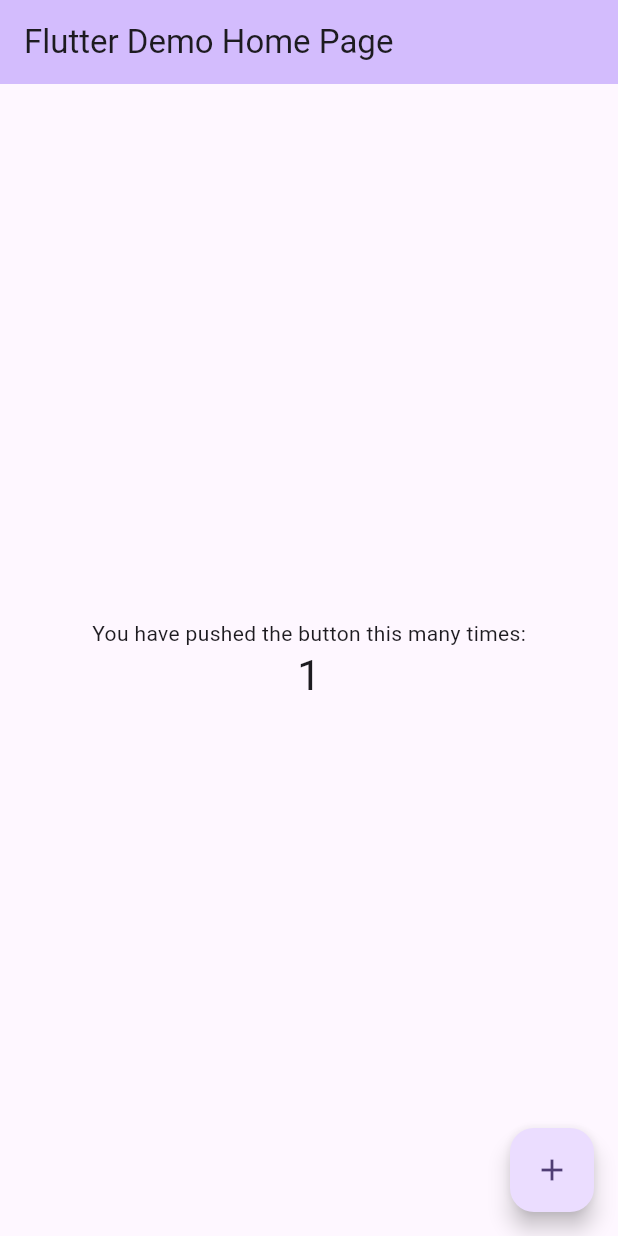
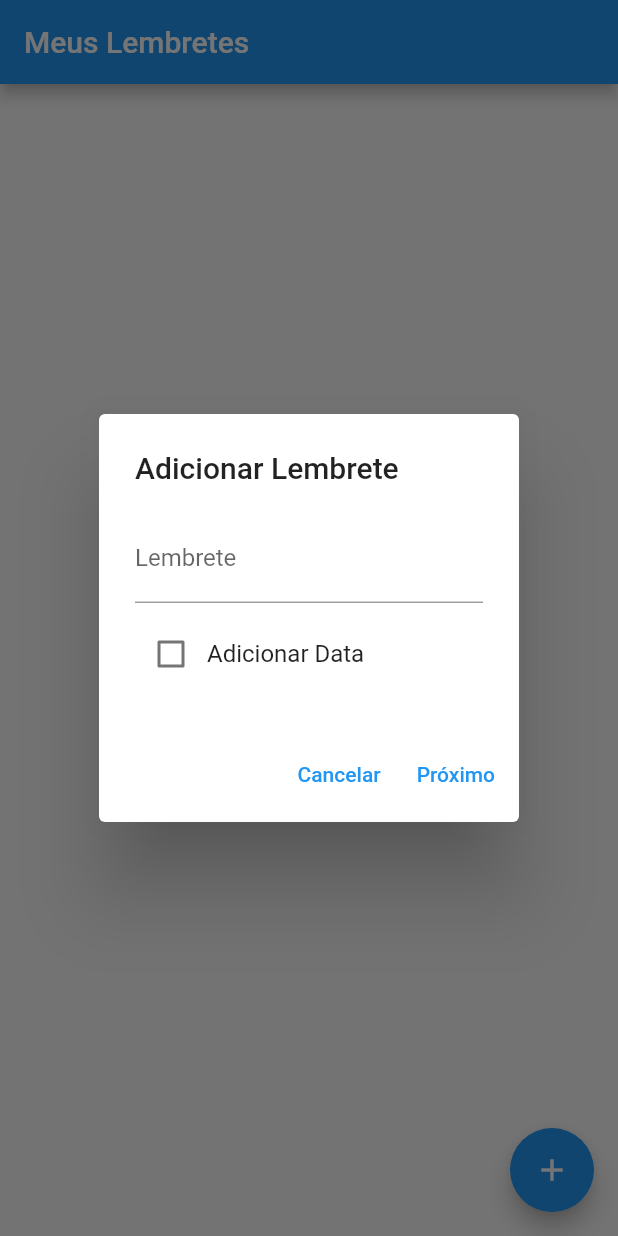
Before and after one commit to Quost/poc-smartwatch-flutter, a Flutter app: the screen it shows after launch, after a tap on the "add" icon, on a phone screen of 412 x 824 dp. Run offline on Flutter 3.47's test engine with Material 2 defaults, Android fonts, the light colour scheme and no system bars; our stand-ins replace flutter_local_notifications, timezone.

Commit message:
🏗️ Starting reminders flutter app with local push notifications.

```diff
--- a/lib/main.dart
+++ b/lib/main.dart
@@ -1,125 +1,46 @@
 import 'package:flutter/material.dart';
+import 'package:provider/provider.dart';
+import 'package:smartwatch_poc/models/reminders_provider.dart';
+import 'package:smartwatch_poc/screens/reminders_screen.dart';
+import 'package:flutter_local_notifications/flutter_local_notifications.dart';
 
-void main() {
-  runApp(const MyApp());
+final FlutterLocalNotificationsPlugin flutterLocalNotificationsPlugin =
+    FlutterLocalNotificationsPlugin();
+void main() async {
+  runApp(
+    ChangeNotifierProvider(
+      create: (context) => RemindersProvider(),
+      child: const RemindersApp(),
+    ),
+  );
+
+  await initializeNotifications();
 }
 
-class MyApp extends StatelessWidget {
-  const MyApp({super.key});
+Future<void> initializeNotifications() async {
+  const AndroidInitializationSettings initializationSettingsAndroid =
+      AndroidInitializationSettings(
+          'app_icon'); // Substitua 'app_icon' pelo nome do seu ícone
+  const InitializationSettings initializationSettings = InitializationSettings(
+    android: initializationSettingsAndroid,
+  );
+  await flutterLocalNotificationsPlugin.initialize(
+    initializationSettings,
+  );
+}
 
-  // This widget is the root of your application.
+class RemindersApp extends StatelessWidget {
+  const RemindersApp({super.key});
+
   @override
   Widget build(BuildContext context) {
     return MaterialApp(
-      title: 'Flutter Demo',
+      title: 'Lembretes App',
       theme: ThemeData(
-        // This is the theme of your application.
-        //
-        // TRY THIS: Try running your application with "flutter run". You'll see
-        // the application has a blue toolbar. Then, without quitting the app,
-        // try changing the seedColor in the colorScheme below to Colors.green
-        // and then invoke "hot reload" (save your changes or press the "hot
-        // reload" button in a Flutter-supported IDE, or press "r" if you used
-        // the command line to start the app).
-        //
-        // Notice that the counter didn't reset back to zero; the application
-        // state is not lost during the reload. To reset the state, use hot
-        // restart instead.
-        //
-        // This works for code too, not just values: Most code changes can be
-        // tested with just a hot reload.
-        colorScheme: ColorScheme.fromSeed(seedColor: Colors.deepPurple),
-        useMaterial3: true,
+        primarySwatch: Colors.blue,
       ),
-      home: const MyHomePage(title: 'Flutter Demo Home Page'),
+      home: RemindersScreen(
+          flutterLocalNotificationsPlugin: flutterLocalNotificationsPlugin),
     );
   }
 }
-
-class MyHomePage extends StatefulWidget {
-  const MyHomePage({super.key, required this.title});
-
-  // This widget is the home page of your application. It is stateful, meaning
-  // that it has a State object (defined below) that contains fields that affect
-  // how it looks.
-
-  // This class is the configuration for the state. It holds the values (in this
-  // case the title) provided by the parent (in this case the App widget) and
-  // used by the build method of the State. Fields in a Widget subclass are
-  // always marked "final".
-
-  final String title;
-
-  @override
-  State<MyHomePage> createState() => _MyHomePageState();
-}
-
-class _MyHomePageState extends State<MyHomePage> {
-  int _counter = 0;
-
-  void _incrementCounter() {
-    setState(() {
-      // This call to setState tells the Flutter framework that something has
-      // changed in this State, which causes it to rerun the build method below
-      // so that the display can reflect the updated values. If we changed
-      // _counter without calling setState(), then the build method would not be
-      // called again, and so nothing would appear to happen.
-      _counter++;
-    });
-  }
-
-  @override
-  Widget build(BuildContext context) {
-    // This method is rerun every time setState is called, for instance as done
-    // by the _incrementCounter method above.
-    //
-    // The Flutter framework has been optimized to make rerunning build methods
-    // fast, so that you can just rebuild anything that needs updating rather
-    // than having to individually change instances of widgets.
-    return Scaffold(
-      appBar: AppBar(
-        // TRY THIS: Try changing the color here to a specific color (to
-        // Colors.amber, perhaps?) and trigger a hot reload to see the AppBar
-        // change color while the other colors stay the same.
-        backgroundColor: Theme.of(context).colorScheme.inversePrimary,
-        // Here we take the value from the MyHomePage object that was created by
-        // the App.build method, and use it to set our appbar title.
-        title: Text(widget.title),
-      ),
-      body: Center(
-        // Center is a layout widget. It takes a single child and positions it
-        // in the middle of the parent.
-        child: Column(
-          // Column is also a layout widget. It takes a list of children and
-          // arranges them vertically. By default, it sizes itself to fit its
-          // children horizontally, and tries to be as tall as its parent.
-          //
-          // Column has various properties to control how it sizes itself and
-          // how it positions its children. Here we use mainAxisAlignment to
-          // center the children vertically; the main axis here is the vertical
-          // axis because Columns are vertical (the cross axis would be
-          // horizontal).
-          //
-          // TRY THIS: Invoke "debug painting" (choose the "Toggle Debug Paint"
-          // action in the IDE, or press "p" in the console), to see the
-          // wireframe for each widget.
-          mainAxisAlignment: MainAxisAlignment.center,
-          children: <Widget>[
-            const Text(
-              'You have pushed the button this many times:',
-            ),
-            Text(
-              '$_counter',
-              style: Theme.of(context).textTheme.headlineMedium,
-            ),
-          ],
-        ),
-      ),
-      floatingActionButton: FloatingActionButton(
-        onPressed: _incrementCounter,
-        tooltip: 'Increment',
-        child: const Icon(Icons.add),
-      ), // This trailing comma makes auto-formatting nicer for build methods.
-    );
-  }
-}
--- /dev/null
+++ b/lib/models/reminder.dart
@@ -0,0 +1,6 @@
+class Reminder {
+  final String text;
+  final DateTime? date;
+
+  Reminder(this.text, [this.date]);
+}
--- /dev/null
+++ b/lib/models/reminders_provider.dart
@@ -0,0 +1,13 @@
+import 'package:flutter/material.dart';
+import 'reminder.dart';
+
+class RemindersProvider extends ChangeNotifier {
+  final List<Reminder> _reminders = [];
+
+  List<Reminder> get reminders => _reminders;
+
+  void addReminder(Reminder reminder) {
+    _reminders.add(reminder);
+    notifyListeners();
+  }
+}
--- /dev/null
+++ b/lib/screens/reminders_screen.dart
@@ -0,0 +1,178 @@
+import 'package:flutter/material.dart';
+import 'package:flutter_local_notifications/flutter_local_notifications.dart';
+import 'package:intl/intl.dart';
+import 'package:smartwatch_poc/models/reminder.dart';
+import 'package:smartwatch_poc/models/reminders_provider.dart';
+import 'package:provider/provider.dart';
+import 'package:timezone/data/latest.dart' as tzdata;
+import 'package:timezone/timezone.dart' as tz;
+
+class RemindersScreen extends StatefulWidget {
+  final FlutterLocalNotificationsPlugin flutterLocalNotificationsPlugin;
+
+  const RemindersScreen({
+    Key? key,
+    required this.flutterLocalNotificationsPlugin,
+  }) : super(key: key);
+
+  @override
+  _RemindersScreenState createState() => _RemindersScreenState();
+}
+
+class _RemindersScreenState extends State<RemindersScreen> {
+  void _addReminder(Reminder reminder) async {
+    final provider = Provider.of<RemindersProvider>(context, listen: false);
+    provider.addReminder(reminder);
+
+    if (reminder.date != null) {
+      await _scheduleNotification(reminder);
+    }
+  }
+
+  Future<void> _scheduleNotification(Reminder reminder) async {
+    tzdata.initializeTimeZones();
+
+    final scheduledDate = tz.TZDateTime.from(reminder.date!, tz.local);
+
+    const AndroidNotificationDetails androidPlatformChannelSpecifics =
+        AndroidNotificationDetails(
+      'your_channel_id', // Substitua pelo ID do seu canal de notificação
+      'Lembrete Channel', // Substitua pelo nome do seu canal de notificação
+      channelDescription:
+          'Canal para lembretes', // Substitua pela descrição do seu canal de notificação
+      importance: Importance.max,
+      priority: Priority.high,
+      showWhen: true,
+    );
+    const NotificationDetails platformChannelSpecifics =
+        NotificationDetails(android: androidPlatformChannelSpecifics);
+
+    await widget.flutterLocalNotificationsPlugin.zonedSchedule(
+      0, // ID da notificação (deve ser único)
+      'Lembrete', // Título da notificação
+      reminder.text, // Corpo da notificação
+      scheduledDate, // Data e hora agendadas
+      platformChannelSpecifics,
+      uiLocalNotificationDateInterpretation:
+          UILocalNotificationDateInterpretation.absoluteTime,
+    );
+  }
+
+  @override
+  Widget build(BuildContext context) {
+    final remindersProvider = Provider.of<RemindersProvider>(context);
+    final reminders = remindersProvider.reminders;
+
+    return Scaffold(
+      appBar: AppBar(
+        title: const Text('Meus Lembretes'),
+      ),
+      body: Center(
+        child: ListView.builder(
+          itemCount: reminders.length,
+          itemBuilder: (BuildContext context, int index) {
+            final reminder = reminders[index];
+            return ListTile(
+              title: Text(reminder.date != null
+                  ? '${reminder.text} - ${DateFormat('dd/MM/yyyy HH:mm').format(reminder.date!)}'
+                  : reminder.text),
+            );
+          },
+        ),
+      ),
+      floatingActionButton: FloatingActionButton(
+        onPressed: () async {
+          TextEditingController reminderController = TextEditingController();
+          bool addDate =
+              await _showAddReminderDialog(context, reminderController);
+
+          if (addDate) {
+            DateTime? selectedDate = await _showDatePicker(context);
+            TimeOfDay? selectedTime = await _showTimePicker(context);
+
+            if (selectedTime != null && selectedDate != null) {
+              DateTime reminderDateTime = DateTime(
+                selectedDate.year,
+                selectedDate.month,
+                selectedDate.day,
+                selectedTime.hour,
+                selectedTime.minute,
+              );
+
+              _addReminder(Reminder(reminderController.text, reminderDateTime));
+            }
+          } else {
+            _addReminder(Reminder(reminderController.text));
+          }
+        },
+        child: const Icon(Icons.add),
+      ),
+    );
+  }
+
+  Future<bool> _showAddReminderDialog(
+      BuildContext context, TextEditingController controller) async {
+    bool isReminderWithDate = false;
+
+    return await showDialog(
+      context: context,
+      builder: (BuildContext context) {
+        return AlertDialog(
+          title: const Text('Adicionar Lembrete'),
+          content: Column(
+            mainAxisSize: MainAxisSize.min,
+            children: [
+              TextField(
+                controller: controller,
+                decoration: const InputDecoration(labelText: 'Lembrete'),
+              ),
+              const SizedBox(height: 10),
+              Row(
+                children: [
+                  Checkbox(
+                    value: false,
+                    onChanged: (bool? value) {
+                      isReminderWithDate = value == true;
+                      Navigator.of(context).pop(isReminderWithDate);
+                    },
+                  ),
+                  const Text('Adicionar Data'),
+                ],
+              ),
+            ],
+          ),
+          actions: [
+            TextButton(
+              onPressed: () {
+                Navigator.of(context).pop(false); // Não adicionar data
+              },
+              child: const Text('Cancelar'),
+            ),
+            TextButton(
+              onPressed: () {
+                Navigator.of(context).pop(isReminderWithDate); // Adicionar data
+              },
+              child: const Text('Próximo'),
+            ),
+          ],
+        );
+      },
+    );
+  }
+
+  Future<DateTime?> _showDatePicker(BuildContext context) async {
+    return await showDatePicker(
+      context: context,
+      initialDate: DateTime.now(),
+      firstDate: DateTime.now(),
+      lastDate: DateTime.now().add(const Duration(days: 365)),
+    );
+  }
+
+  Future<TimeOfDay?> _showTimePicker(BuildContext context) async {
+    return await showTimePicker(
+      context: context,
+      initialTime: TimeOfDay.now(),
+    );
+  }
+}
--- a/pubspec.yaml
+++ b/pubspec.yaml
@@ -35,6 +35,10 @@
   # The following adds the Cupertino Icons font to your application.
   # Use with the CupertinoIcons class for iOS style icons.
   cupertino_icons: ^1.0.2
+  intl: ^0.18.1
+  provider: ^6.0.5
+  flutter_local_notifications: ^15.1.0+1
+  timezone: ^0.9.2
 
 dev_dependencies:
   flutter_test:
```
Also changed, not shown: pubspec.lock, 12 other files.
